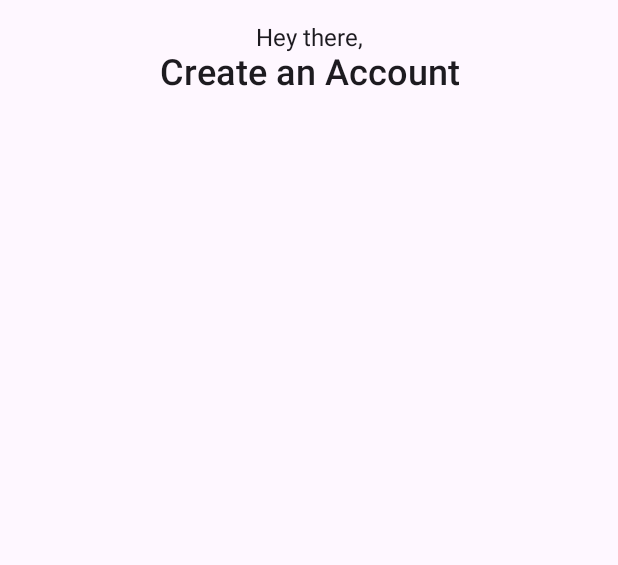
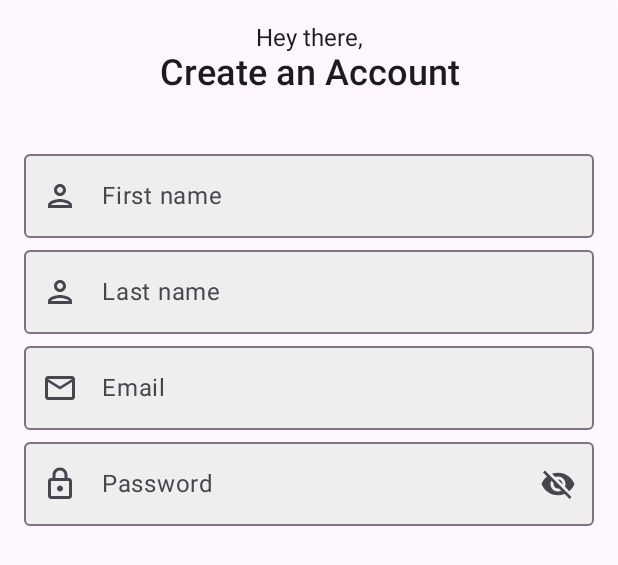
Before and after one commit to dev-satyamthakur/Login-Screen-Jetpack-Compose, an Android app built with Jetpack Compose: the @Preview function DefaultPrev, on a phone screen of 412 x 824 dp. Shown: the top 565 px of the screen. Run offline under Robolectric (Android 15) with nearby library versions, the phone set to English and light mode, and no system bars.

Commit message:
Adding TextFields on Sign Up screen

```diff
--- a/app/build.gradle.kts
+++ b/app/build.gradle.kts
@@ -66,4 +66,8 @@ dependencies {
     androidTestImplementation("androidx.compose.ui:ui-test-junit4")
     debugImplementation("androidx.compose.ui:ui-tooling")
     debugImplementation("androidx.compose.ui:ui-test-manifest")
+
+    // Icons
+    implementation("androidx.compose.material:material-icons-extended:1.5.1")
+
 }
--- a/app/src/main/java/com/satyamthakur/learning/loginscreencompose/screens/AppComponents.kt
+++ b/app/src/main/java/com/satyamthakur/learning/loginscreencompose/screens/AppComponents.kt
@@ -2,34 +2,82 @@ package com.satyamthakur.learning.loginscreencompose.screens
 
 import androidx.compose.foundation.layout.fillMaxWidth
 import androidx.compose.foundation.text.KeyboardOptions
+import androidx.compose.material.icons.Icons
+import androidx.compose.material.icons.filled.Visibility
+import androidx.compose.material.icons.filled.VisibilityOff
+import androidx.compose.material3.Icon
+import androidx.compose.material3.IconButton
 import androidx.compose.material3.OutlinedTextField
 import androidx.compose.material3.OutlinedTextFieldDefaults
 import androidx.compose.material3.Text
-import androidx.compose.material3.TextFieldDefaults
 import androidx.compose.runtime.Composable
+import androidx.compose.runtime.getValue
 import androidx.compose.runtime.mutableStateOf
 import androidx.compose.runtime.remember
+import androidx.compose.runtime.setValue
 import androidx.compose.ui.Modifier
+import androidx.compose.ui.graphics.vector.ImageVector
 import androidx.compose.ui.text.TextStyle
 import androidx.compose.ui.text.font.FontWeight
+import androidx.compose.ui.text.input.KeyboardType
 import androidx.compose.ui.text.style.TextAlign
 import androidx.compose.ui.unit.sp
+import com.satyamthakur.learning.loginscreencompose.ui.theme.BgColor
 import com.satyamthakur.learning.loginscreencompose.ui.theme.Primary
 
 @Composable
-fun MyTextFieldComponent(label: String) {
+fun MyTextFieldComponent(label: String, iconValue: ImageVector) {
     val textValue = remember { mutableStateOf("") }
 
     OutlinedTextField(
+        modifier = Modifier.fillMaxWidth(),
         label = { Text(text = label) },
-        colors  = OutlinedTextFieldDefaults.colors(
+        colors = OutlinedTextFieldDefaults.colors(
             focusedBorderColor = Primary,
             focusedLabelColor = Primary,
-            cursorColor = Primary
+            cursorColor = Primary,
+            focusedContainerColor = BgColor,
+            unfocusedContainerColor = BgColor
         ),
         keyboardOptions = KeyboardOptions.Default,
         value = textValue.value,
-        onValueChange = { textValue.value = it }
+        onValueChange = { textValue.value = it },
+        leadingIcon = { Icon(iconValue, contentDescription = "") }
+    )
+
+}
+
+@Composable
+fun PasswordTextFieldComponent(label: String, iconValue: ImageVector) {
+    val password = remember { mutableStateOf("") }
+    var passwordVisible by remember { mutableStateOf(false) }
+
+    OutlinedTextField(
+        modifier = Modifier.fillMaxWidth(),
+        label = { Text(text = label) },
+        colors = OutlinedTextFieldDefaults.colors(
+            focusedBorderColor = Primary,
+            focusedLabelColor = Primary,
+            cursorColor = Primary,
+            focusedContainerColor = BgColor,
+            unfocusedContainerColor = BgColor
+        ),
+        keyboardOptions = KeyboardOptions(keyboardType = KeyboardType.Password),
+        value = password.value,
+        onValueChange = { password.value = it },
+        leadingIcon = { Icon(iconValue, contentDescription = "") },
+        trailingIcon = {
+            val image = if (passwordVisible)
+                Icons.Filled.Visibility
+            else Icons.Filled.VisibilityOff
+
+            // Please provide localized description for accessibility services
+            val description = if (passwordVisible) "Hide password" else "Show password"
+
+            IconButton(onClick = {passwordVisible = !passwordVisible}){
+                Icon(imageVector  = image, description)
+            }
+        }
     )
 
 }
--- a/app/src/main/java/com/satyamthakur/learning/loginscreencompose/screens/SignUpScreen.kt
+++ b/app/src/main/java/com/satyamthakur/learning/loginscreencompose/screens/SignUpScreen.kt
@@ -1,25 +1,28 @@
 package com.satyamthakur.learning.loginscreencompose.screens
 
 import androidx.compose.foundation.layout.Column
+import androidx.compose.foundation.layout.Spacer
 import androidx.compose.foundation.layout.fillMaxSize
-import androidx.compose.foundation.layout.fillMaxWidth
+import androidx.compose.foundation.layout.height
 import androidx.compose.foundation.layout.padding
+import androidx.compose.foundation.shape.RoundedCornerShape
+import androidx.compose.material.icons.Icons
+import androidx.compose.material.icons.outlined.Email
+import androidx.compose.material.icons.outlined.Lock
+import androidx.compose.material.icons.outlined.Person
 import androidx.compose.material3.Surface
-import androidx.compose.material3.Text
 import androidx.compose.runtime.Composable
-import androidx.compose.ui.Alignment
 import androidx.compose.ui.Modifier
-import androidx.compose.ui.text.TextStyle
-import androidx.compose.ui.text.font.FontWeight
-import androidx.compose.ui.text.style.TextAlign
+import androidx.compose.ui.draw.clip
 import androidx.compose.ui.tooling.preview.Preview
 import androidx.compose.ui.unit.dp
-import androidx.compose.ui.unit.sp
 
 @Composable
 fun SignUpScreen() {
     Surface(
-        modifier = Modifier.fillMaxSize()
+        modifier = Modifier
+            .fillMaxSize()
+            .clip(RoundedCornerShape(4.dp))
     ) {
         Column(
             modifier = Modifier
@@ -28,6 +31,13 @@ fun SignUpScreen() {
         ) {
             GreetTextView(value = "Hey there,")
             CreateAccount(value = "Create an Account")
+
+            Spacer(modifier = Modifier.height(32.dp))
+
+            MyTextFieldComponent(label = "First name", Icons.Outlined.Person)
+            MyTextFieldComponent(label = "Last name", Icons.Outlined.Person)
+            MyTextFieldComponent(label = "Email", Icons.Outlined.Email)
+            PasswordTextFieldComponent(label = "Password", Icons.Outlined.Lock)
         }
     }
 }
--- a/app/src/main/java/com/satyamthakur/learning/loginscreencompose/ui/theme/Color.kt
+++ b/app/src/main/java/com/satyamthakur/learning/loginscreencompose/ui/theme/Color.kt
@@ -5,6 +5,7 @@ import androidx.compose.ui.graphics.Color
 val Primary = Color(0xFF222831)
 val Seconday = Color(0xFF393E46)
 val Accent = Color(0xFF0092CA)
+val BgColor = Color(0xFFEEEEEE)
 
 val Purple80 = Color(0xFFD0BCFF)
 val PurpleGrey80 = Color(0xFFCCC2DC)
```
